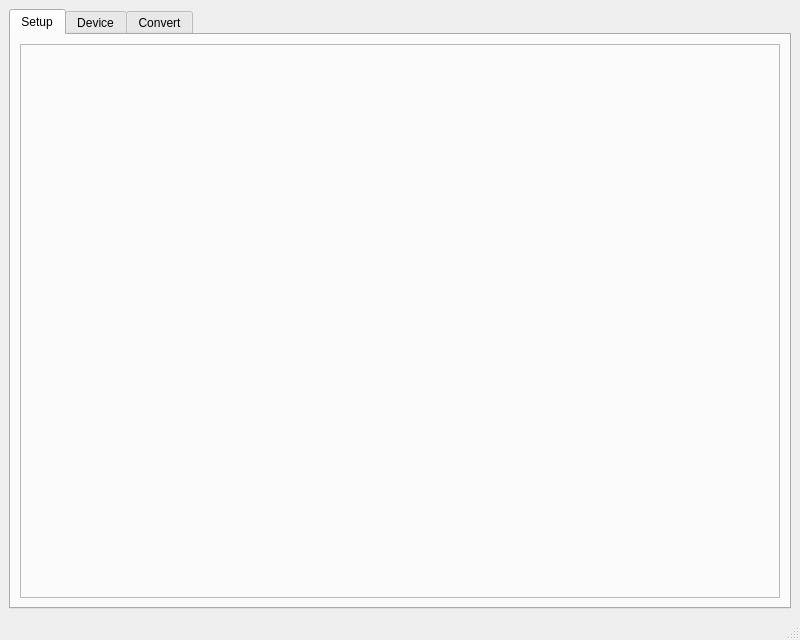
Qt form gui/designer_files/container.ui (LowellInstruments/Domino) before a commit.
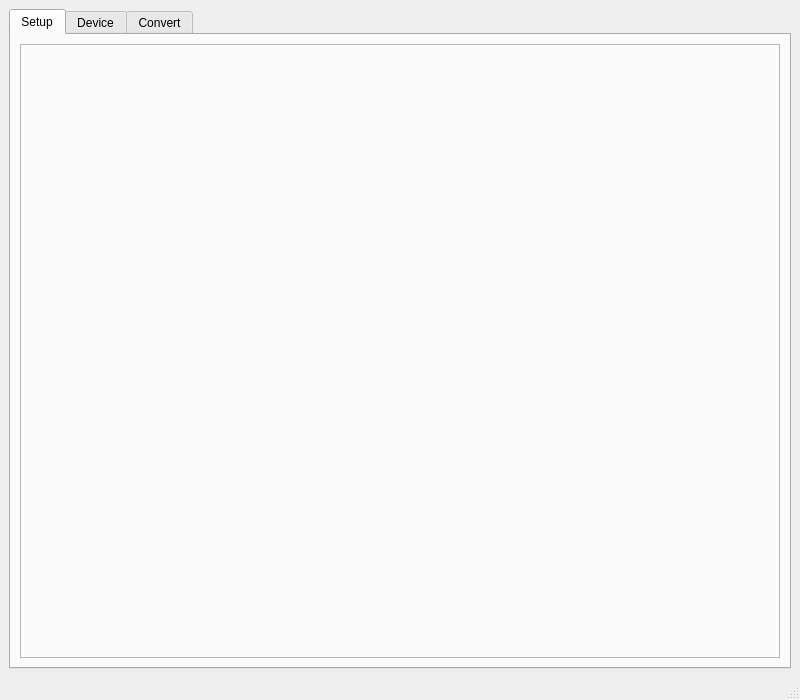
The same form after that commit. Icons and pictures are not drawn.

What changed in the file:
```diff
--- a/gui/designer_files/container.ui
+++ b/gui/designer_files/container.ui
@@ -7,7 +7,7 @@
     <x>0</x>
     <y>0</y>
     <width>800</width>
-    <height>640</height>
+    <height>700</height>
    </rect>
   </property>
   <property name="minimumSize">
```
